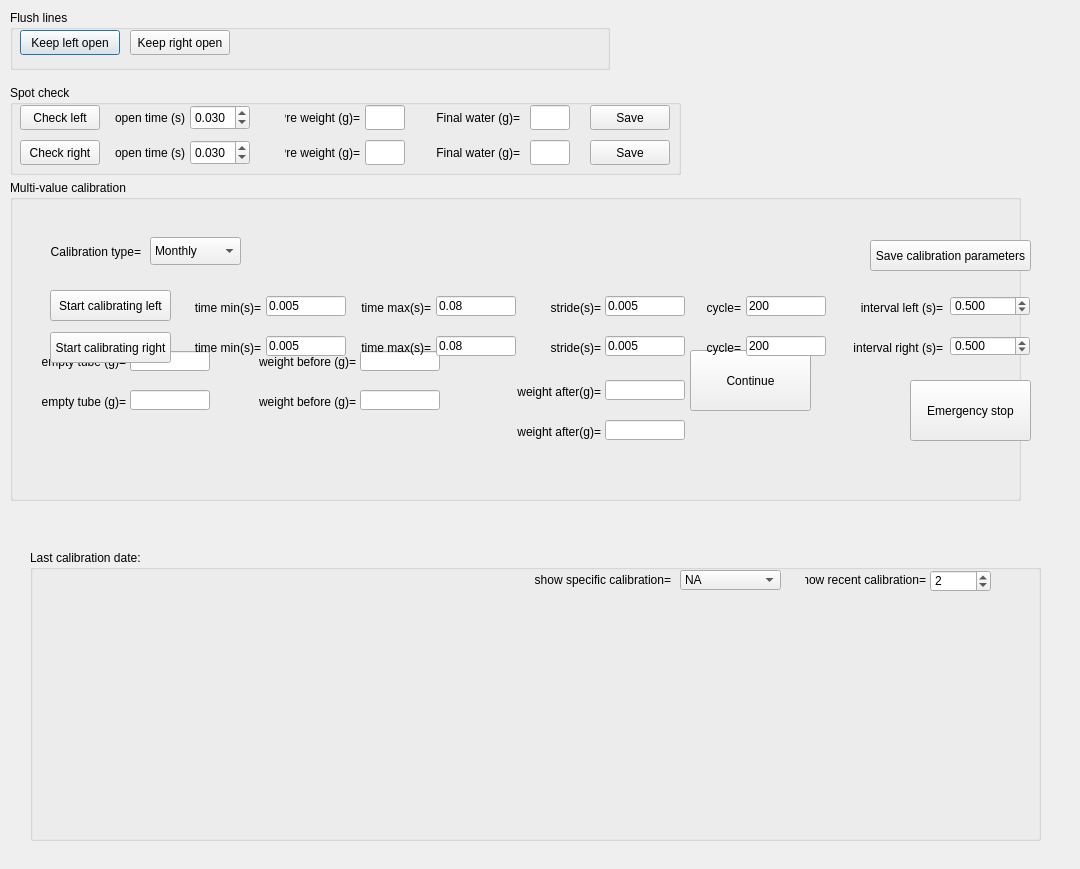
AllenNeuralDynamics/dynamic-foraging-task, file src/foraging_gui/Calibration.ui: the form before one commit.
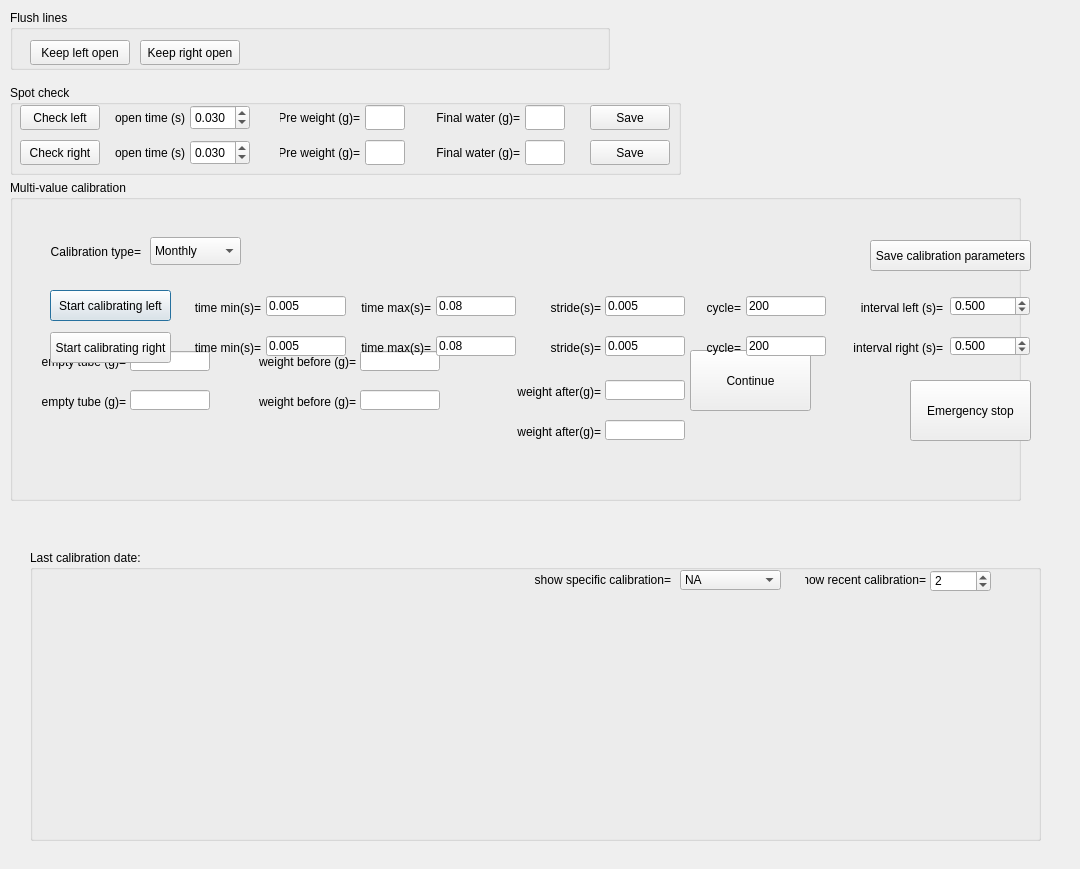
The form after the commit.

What changed in the file:
```diff
--- a/src/foraging_gui/Calibration.ui
+++ b/src/foraging_gui/Calibration.ui
@@ -13,38 +13,6 @@
   <property name="windowTitle">
    <string>Water calibration</string>
   </property>
-  <widget class="QPushButton" name="OpenLeftForever">
-   <property name="geometry">
-    <rect>
-     <x>20</x>
-     <y>30</y>
-     <width>100</width>
-     <height>25</height>
-    </rect>
-   </property>
-   <property name="text">
-    <string>Keep left open</string>
-   </property>
-   <property name="checkable">
-    <bool>true</bool>
-   </property>
-  </widget>
-  <widget class="QPushButton" name="OpenRightForever">
-   <property name="geometry">
-    <rect>
-     <x>130</x>
-     <y>30</y>
-     <width>100</width>
-     <height>25</height>
-    </rect>
-   </property>
-   <property name="text">
-    <string>Keep right open</string>
-   </property>
-   <property name="checkable">
-    <bool>true</bool>
-   </property>
-  </widget>
   <widget class="QPushButton" name="StartCalibratingLeft">
    <property name="geometry">
     <rect>
@@ -656,6 +624,38 @@
    <property name="title">
     <string>Flush lines</string>
    </property>
+    <widget class="QPushButton" name="OpenLeftForever">
+        <property name="geometry">
+            <rect>
+                <x>20</x>
+                <y>30</y>
+                <width>100</width>
+                <height>25</height>
+            </rect>
+        </property>
+        <property name="text">
+            <string>Keep left open</string>
+        </property>
+        <property name="checkable">
+            <bool>true</bool>
+        </property>
+    </widget>
+    <widget class="QPushButton" name="OpenRightForever">
+        <property name="geometry">
+            <rect>
+                <x>130</x>
+                <y>30</y>
+                <width>100</width>
+                <height>25</height>
+            </rect>
+        </property>
+        <property name="text">
+            <string>Keep right open</string>
+        </property>
+        <property name="checkable">
+            <bool>true</bool>
+        </property>
+    </widget>
   </widget>
 <widget class="QGroupBox" name="groupBox">
     <property name="geometry">
@@ -780,9 +780,9 @@
     <widget class="QLabel" name="SpotCheckPreWeightLeftLabel">
         <property name="geometry">
             <rect>
-                <x>275</x>
+                <x>270</x>
                 <y>20</y>
-                <width>75</width>
+                <width>80</width>
                 <height>25</height>
             </rect>
         </property>
@@ -799,9 +799,9 @@
     <widget class="QLabel" name="SpotCheckPreWeightRightLabel">
         <property name="geometry">
             <rect>
-                <x>275</x>
+                <x>270</x>
                 <y>55</y>
-                <width>75</width>
+                <width>80</width>
                 <height>25</height>
             </rect>
         </property>
@@ -882,7 +882,7 @@
     <widget class="QLineEdit" name="TotalWaterSingleLeft">
         <property name="geometry">
             <rect>
-                <x>520</x>
+                <x>515</x>
                 <y>20</y>
                 <width>40</width>
                 <height>25</height>
@@ -895,7 +895,7 @@
     <widget class="QLineEdit" name="TotalWaterSingleRight">
         <property name="geometry">
             <rect>
-                <x>520</x>
+                <x>515</x>
                 <y>55</y>
                 <width>40</width>
                 <height>25</height>
```
Lines whose indentation alone changed are shown as unchanged.
